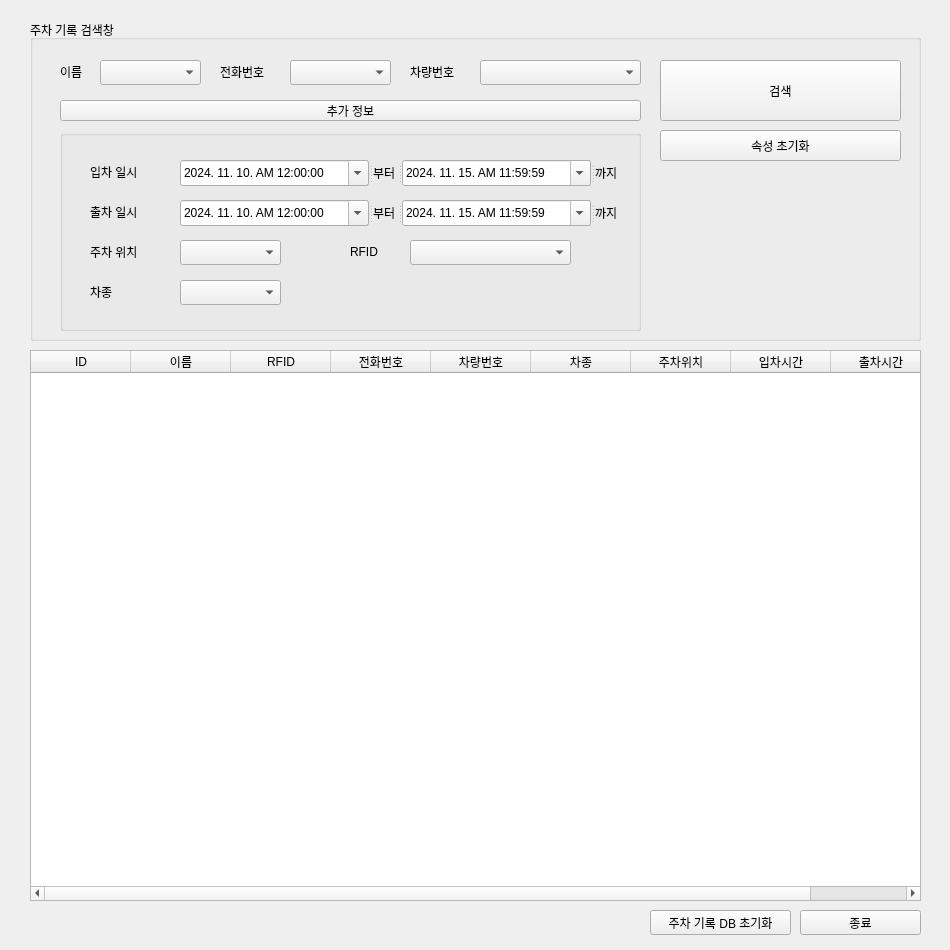
First picture: the form in iot_server/iot_adminGUI/record.ui, repository roastB/addinedu-ros-7th_IoT-Project, before the edit.
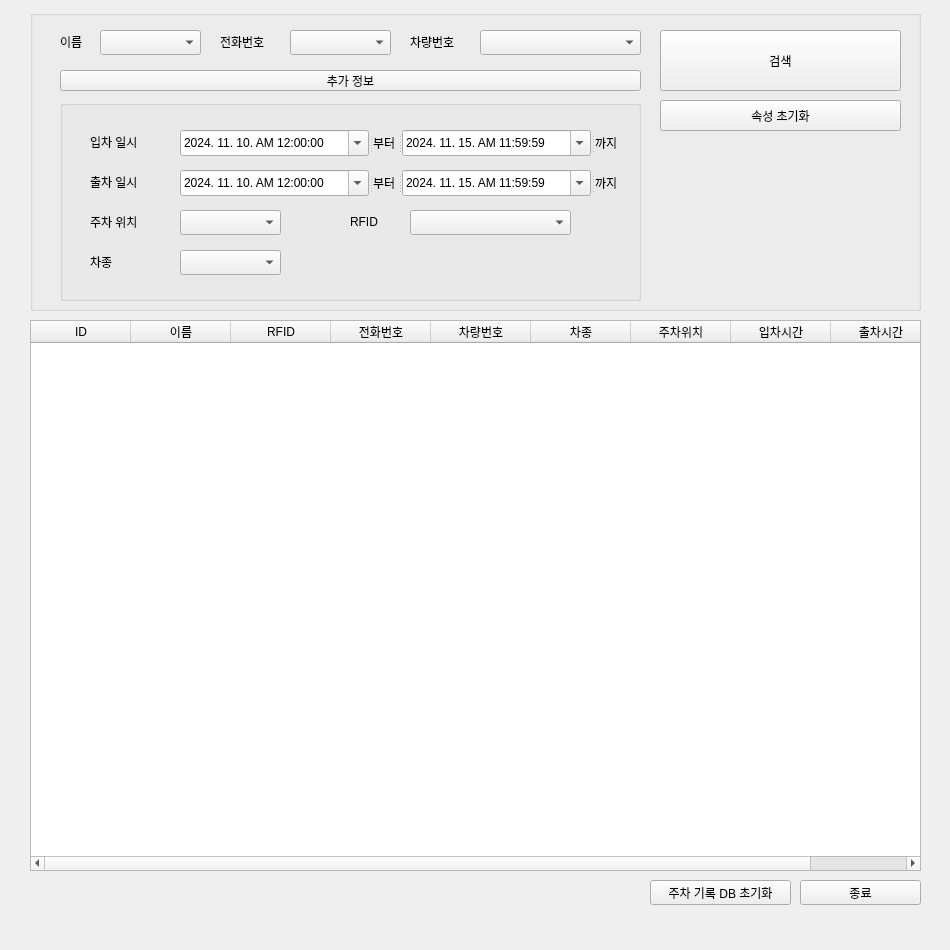
Second picture: the form after the edit.

Diff of the .ui file:
```diff
--- a/iot_server/iot_adminGUI/record.ui
+++ b/iot_server/iot_adminGUI/record.ui
@@ -17,19 +17,19 @@
    <property name="geometry">
     <rect>
      <x>30</x>
-     <y>20</y>
+     <y>10</y>
      <width>891</width>
-     <height>321</height>
+     <height>301</height>
     </rect>
    </property>
    <property name="title">
-    <string>주차 기록 검색창</string>
+    <string/>
    </property>
    <widget class="QPushButton" name="btnSearch">
     <property name="geometry">
      <rect>
       <x>630</x>
-      <y>40</y>
+      <y>20</y>
       <width>241</width>
       <height>61</height>
      </rect>
@@ -42,7 +42,7 @@
     <property name="geometry">
      <rect>
       <x>30</x>
-      <y>40</y>
+      <y>20</y>
       <width>28</width>
       <height>23</height>
      </rect>
@@ -55,7 +55,7 @@
     <property name="geometry">
      <rect>
       <x>190</x>
-      <y>40</y>
+      <y>20</y>
       <width>56</width>
       <height>23</height>
      </rect>
@@ -68,7 +68,7 @@
     <property name="geometry">
      <rect>
       <x>380</x>
-      <y>40</y>
+      <y>20</y>
       <width>56</width>
       <height>23</height>
      </rect>
@@ -81,7 +81,7 @@
     <property name="geometry">
      <rect>
       <x>70</x>
-      <y>40</y>
+      <y>20</y>
       <width>101</width>
       <height>25</height>
      </rect>
@@ -91,7 +91,7 @@
     <property name="geometry">
      <rect>
       <x>450</x>
-      <y>40</y>
+      <y>20</y>
       <width>161</width>
       <height>25</height>
      </rect>
@@ -101,7 +101,7 @@
     <property name="geometry">
      <rect>
       <x>260</x>
-      <y>40</y>
+      <y>20</y>
       <width>101</width>
       <height>25</height>
      </rect>
@@ -111,7 +111,7 @@
     <property name="geometry">
      <rect>
       <x>30</x>
-      <y>110</y>
+      <y>90</y>
       <width>581</width>
       <height>201</height>
      </rect>
@@ -351,7 +351,7 @@
     <property name="geometry">
      <rect>
       <x>30</x>
-      <y>80</y>
+      <y>60</y>
       <width>581</width>
       <height>21</height>
      </rect>
@@ -364,7 +364,7 @@
     <property name="geometry">
      <rect>
       <x>630</x>
-      <y>110</y>
+      <y>90</y>
       <width>241</width>
       <height>31</height>
      </rect>
@@ -378,7 +378,7 @@
    <property name="geometry">
     <rect>
      <x>30</x>
-     <y>350</y>
+     <y>320</y>
      <width>891</width>
      <height>551</height>
     </rect>
@@ -436,7 +436,7 @@
    <property name="geometry">
     <rect>
      <x>650</x>
-     <y>910</y>
+     <y>880</y>
      <width>141</width>
      <height>25</height>
     </rect>
@@ -449,7 +449,7 @@
    <property name="geometry">
     <rect>
      <x>800</x>
-     <y>910</y>
+     <y>880</y>
      <width>121</width>
      <height>25</height>
     </rect>
```
